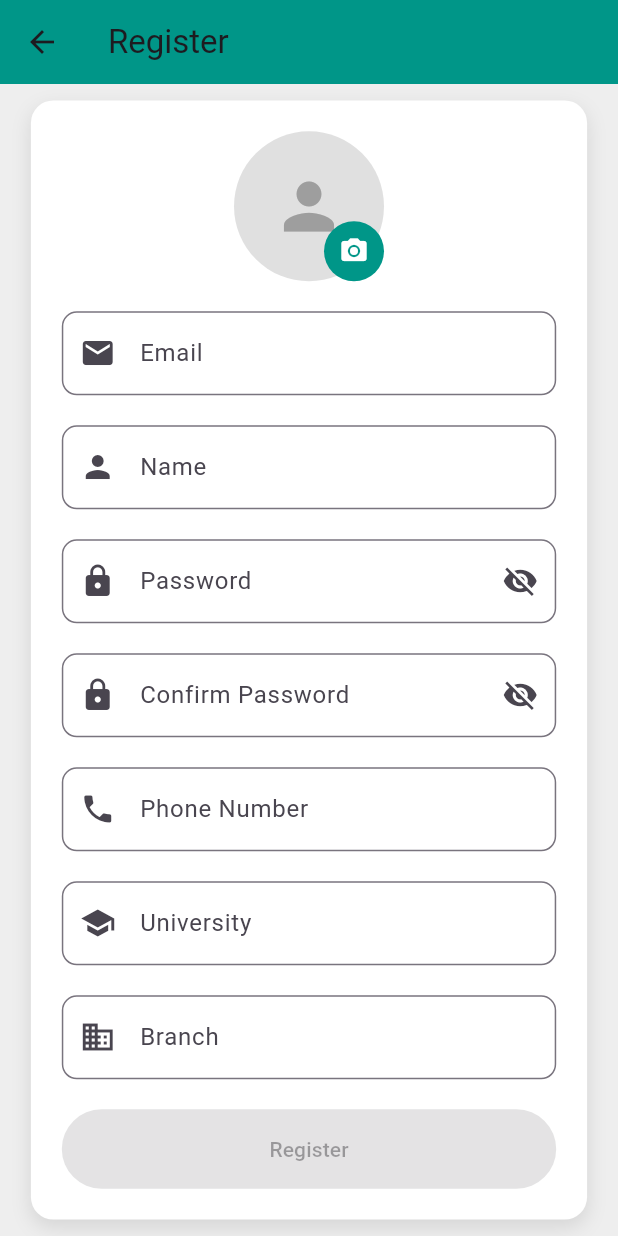
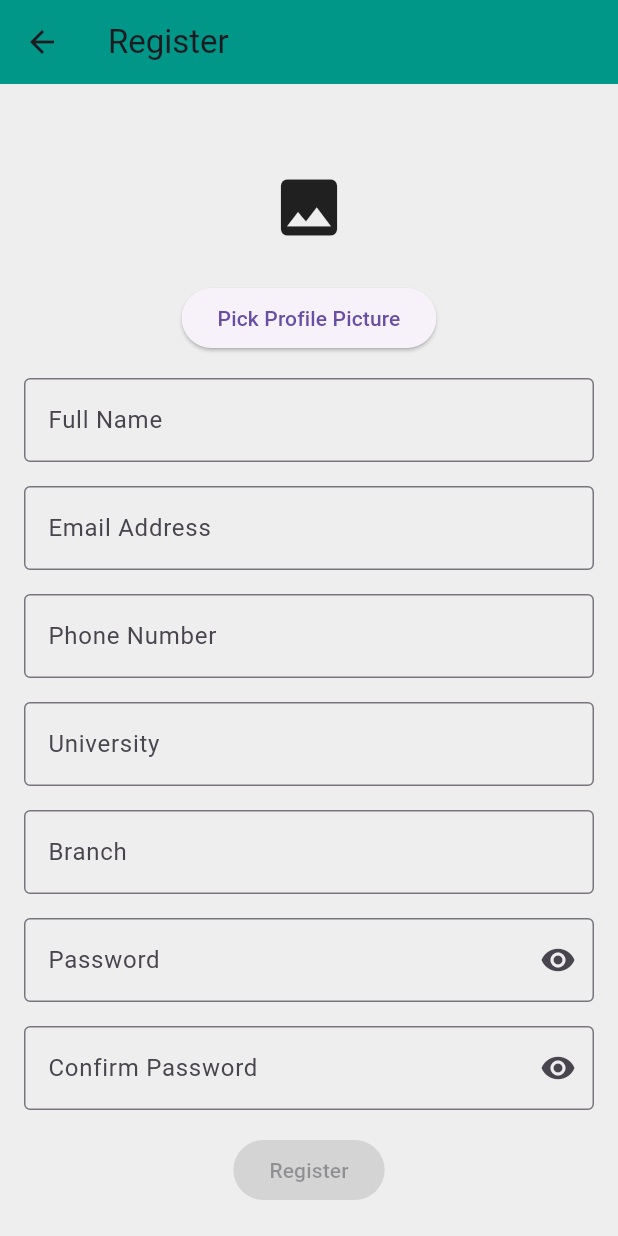
Before and after one commit to MORAMZY14/Etqan, a Flutter app: the RegisterPage screen opened directly, on a phone screen of 412 x 824 dp. Run offline on Flutter 3.47's test engine with Material 3 defaults, Android fonts, the phone set to English and light mode, and no system bars; our stand-ins replace cloud_firestore, file_picker, firebase_auth, firebase_core, firebase_messaging, firebase_storage and 3 more; missing offline and left inert: firebase_app_check, onesignal_flutter; accounts and stored records are empty.

```diff
--- a/lib/register_page.dart
+++ b/lib/register_page.dart
@@ -1,5 +1,4 @@
 import 'package:file_picker/file_picker.dart';
-import 'package:image_picker/image_picker.dart';
 import 'dart:typed_data';
 import 'package:flutter/material.dart';
 import 'package:firebase_auth/firebase_auth.dart';
@@ -265,113 +264,120 @@ class _RegisterPageState extends State<RegisterPage> {
         backgroundColor: Colors.teal,
         elevation: 0,
       ),
-      body: Center(
-        child: Container(
-          width: MediaQuery.of(context).size.width * 0.9,
-          padding: EdgeInsets.all(MediaQuery.of(context).size.width * 0.05),
-          decoration: BoxDecoration(
-            color: Colors.white,
-            borderRadius: BorderRadius.circular(15.0),
-            boxShadow: [
-              BoxShadow(
-                color: Colors.grey.withOpacity(0.3),
-                blurRadius: 10.0,
-                offset: const Offset(0, 5),
-              ),
-            ],
-          ),
-          child: SingleChildScrollView(
+      body: SingleChildScrollView(
+        child: Center(
+          child: Padding(
+            padding: const EdgeInsets.all(16.0),
             child: Column(
-              crossAxisAlignment: CrossAxisAlignment.stretch,
+              mainAxisSize: MainAxisSize.min,
               children: [
-                Center(
-                  child: Stack(
-                    children: [
-                      CircleAvatar(
-                        radius: 50,
-                        backgroundColor: Colors.grey[300],
-                        backgroundImage: _selectedImageBytes != null
-                            ? MemoryImage(_selectedImageBytes!)
-                            : null,
-                        child: _selectedImageBytes == null
-                            ? const Icon(Icons.person, size: 50, color: Colors.grey)
-                            : null,
-                      ),
-                      Positioned(
-                        bottom: 0,
-                        right: 0,
-                        child: GestureDetector(
-                          onTap: _pickImage,
-                          child: CircleAvatar(
-                            radius: 20,
-                            backgroundColor: Colors.teal,
-                            child: const Icon(Icons.camera_alt, color: Colors.white, size: 20),
-                          ),
-                        ),
-                      ),
-                    ],
+                const SizedBox(height: 16.0),
+                _selectedImageBytes != null
+                    ? Image.memory(_selectedImageBytes!, height: 100, width: 100, fit: BoxFit.cover)
+                    : const SizedBox(height: 100, width: 100, child: Icon(Icons.image, size: 50)),
+                ElevatedButton(
+                  onPressed: _pickImage,
+                  child: const Text('Pick Profile Picture'),
+                ),
+                const SizedBox(height: 16.0),
+                TextField(
+                  controller: _nameController,
+                  decoration: const InputDecoration(
+                    labelText: 'Full Name',
+                    border: OutlineInputBorder(),
                   ),
                 ),
-                const SizedBox(height: 20),
-                _buildTextField(_emailController, 'Email', TextInputType.emailAddress, Icons.email),
-                if (!_isGmail)
-                  Padding(
-                    padding: const EdgeInsets.only(top: 5.0),
-                    child: Text(
-                      'Please use a Gmail address.',
-                      style: TextStyle(
-                        color: Colors.red,
-                        fontSize: MediaQuery.of(context).size.width * 0.035,
+                const SizedBox(height: 16.0),
+                TextField(
+                  controller: _emailController,
+                  decoration: const InputDecoration(
+                    labelText: 'Email Address',
+                    border: OutlineInputBorder(),
+                  ),
+                  keyboardType: TextInputType.emailAddress,
+                ),
+                const SizedBox(height: 16.0),
+                TextField(
+                  controller: _phoneController,
+                  decoration: InputDecoration(
+                    labelText: 'Phone Number',
+                    prefixText: _selectedDialCode + ' ',
+                    border: const OutlineInputBorder(),
+                  ),
+                  keyboardType: TextInputType.phone,
+                ),
+                const SizedBox(height: 16.0),
+                TextField(
+                  controller: _universityController,
+                  decoration: const InputDecoration(
+                    labelText: 'University',
+                    border: OutlineInputBorder(),
+                  ),
+                ),
+                const SizedBox(height: 16.0),
+                TextField(
+                  controller: _branchController,
+                  decoration: const InputDecoration(
+                    labelText: 'Branch',
+                    border: OutlineInputBorder(),
+                  ),
+                ),
+                const SizedBox(height: 16.0),
+                TextField(
+                  controller: _passwordController,
+                  obscureText: _obscurePassword,
+                  decoration: InputDecoration(
+                    labelText: 'Password',
+                    border: const OutlineInputBorder(),
+                    suffixIcon: IconButton(
+                      icon: Icon(
+                        _obscurePassword ? Icons.visibility : Icons.visibility_off,
                       ),
+                      onPressed: () {
+                        setState(() {
+                          _obscurePassword = !_obscurePassword;
+                        });
+                      },
                     ),
                   ),
-                const SizedBox(height: 20),
-                _buildTextField(_nameController, 'Name', TextInputType.name, Icons.person),
-                const SizedBox(height: 20),
-                _buildPasswordField(_passwordController, 'Password', Icons.lock, _obscurePassword,
-                        () {
-                      setState(() {
-                        _obscurePassword = !_obscurePassword;
-                      });
-                    }),
-                if (!_passwordsMatch)
-                  Padding(
-                    padding: const EdgeInsets.only(top: 5.0),
-                    child: Text(
-                      'Passwords do not match.',
-                      style: TextStyle(
-                        color: Colors.red,
-                        fontSize: MediaQuery.of(context).size.width * 0.035,
+                ),
+                const SizedBox(height: 16.0),
+                TextField(
+                  controller: _confirmPasswordController,
+                  obscureText: _obscureConfirmPassword,
+                  decoration: InputDecoration(
+                    labelText: 'Confirm Password',
+                    border: const OutlineInputBorder(),
+                    suffixIcon: IconButton(
+                      icon: Icon(
+                        _obscureConfirmPassword ? Icons.visibility : Icons.visibility_off,
                       ),
+                      onPressed: () {
+                        setState(() {
+                          _obscureConfirmPassword = !_obscureConfirmPassword;
+                        });
+                      },
                     ),
                   ),
-                const SizedBox(height: 20),
-                _buildPasswordField(_confirmPasswordController, 'Confirm Password', Icons.lock,
-                    _obscureConfirmPassword, () {
-                      setState(() {
-                        _obscureConfirmPassword = !_obscureConfirmPassword;
-                      });
-                    }),
-                const SizedBox(height: 20),
-                _buildTextField(
-                    _phoneController, 'Phone Number', TextInputType.phone, Icons.phone),
-                const SizedBox(height: 20),
-                _buildTextField(_universityController, 'University', TextInputType.text,
-                    Icons.school),
-                const SizedBox(height: 20),
-                _buildTextField(_branchController, 'Branch', TextInputType.text, Icons.business),
-                const SizedBox(height: 20),
-                _isLoading
-                    ? const Center(child: CircularProgressIndicator())
-                    : ElevatedButton(
+                ),
+                const SizedBox(height: 16.0),
+                ElevatedButton(
                   onPressed: _isRegisterButtonEnabled ? _registerUser : null,
-                  style: ElevatedButton.styleFrom(
-                    padding: EdgeInsets.symmetric(
-                      vertical: MediaQuery.of(context).size.height * 0.02,
-                    ),
-                    backgroundColor: _isRegisterButtonEnabled ? Colors.teal : Colors.grey,
-                  ),
-                  child: const Text('Register'),
+                  child: _isLoading
+                      ? const CircularProgressIndicator(
+                    valueColor: AlwaysStoppedAnimation<Color>(Colors.white),
+                  )
+                      : const Text('Register'),
+                ),
+                const SizedBox(height: 8.0),
+                CheckboxListTile(
+                  value: _agreeToTerms,
+                  onChanged: (bool? value) {
+                    setState(() {
+                      _agreeToTerms = value ?? false;
+                    });
+                  },
+                  title: const Text('I agree to the terms and conditions'),
                 ),
               ],
             ),
@@ -380,38 +386,4 @@ class _RegisterPageState extends State<RegisterPage> {
       ),
     );
   }
-
-  Widget _buildTextField(TextEditingController controller, String label, TextInputType type,
-      IconData icon) {
-    return TextField(
-      controller: controller,
-      keyboardType: type,
-      decoration: InputDecoration(
-        labelText: label,
-        prefixIcon: Icon(icon),
-        border: OutlineInputBorder(
-          borderRadius: BorderRadius.circular(10.0),
-        ),
-      ),
-    );
-  }
-
-  Widget _buildPasswordField(TextEditingController controller, String label, IconData icon,
-      bool obscureText, VoidCallback onToggle) {
-    return TextField(
-      controller: controller,
-      obscureText: obscureText,
-      decoration: InputDecoration(
-        labelText: label,
-        prefixIcon: Icon(icon),
-        suffixIcon: IconButton(
-          icon: Icon(obscureText ? Icons.visibility_off : Icons.visibility),
-          onPressed: onToggle,
-        ),
-        border: OutlineInputBorder(
-          borderRadius: BorderRadius.circular(10.0),
-        ),
-      ),
-    );
-  }
 }
```
Also changed, not shown: 1 other file.
